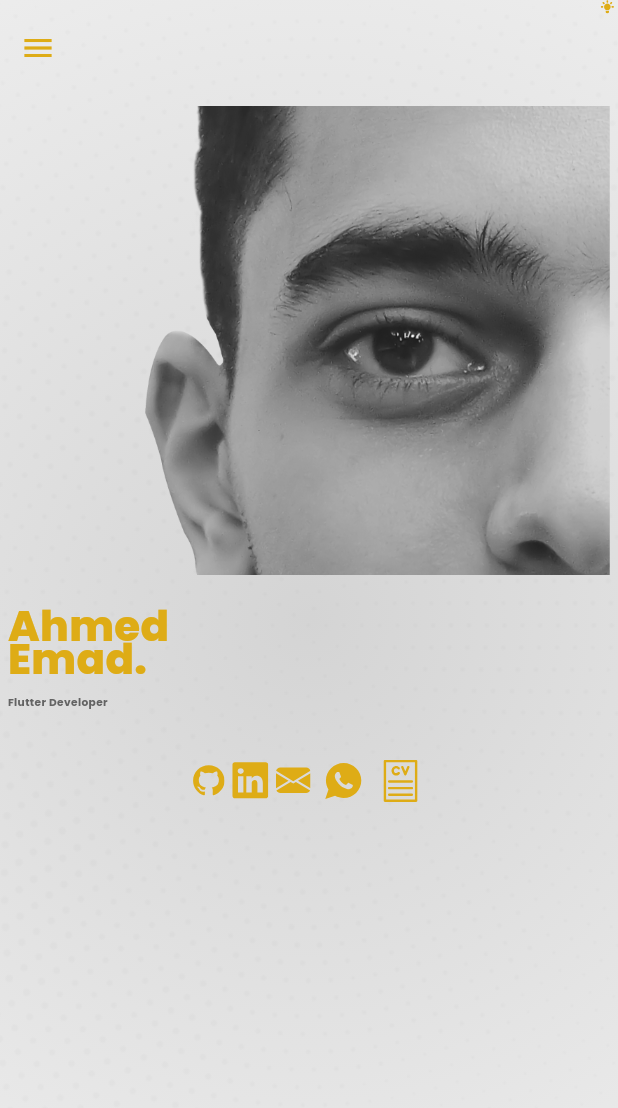
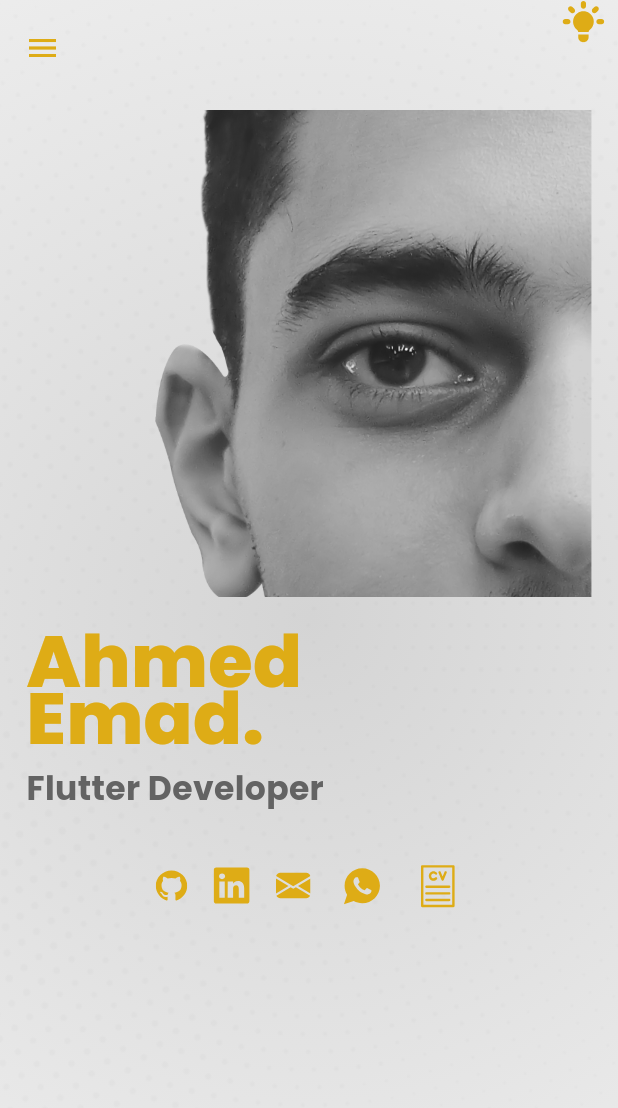
Before and after one commit to ahmed-emad30/ahmed_portfolio, a Flutter app: the screen it shows after launch, on a phone screen of 412 x 824 dp. Shown: the top 1108 px of the screen. Run offline on Flutter 3.47's test engine with Material 3 defaults, Android fonts, the light colour scheme and no system bars; drawn by our look-alikes of auto_size_text; our stand-ins replace cached_network_image, dio, dotted_border, equatable, flutter_bloc, flutter_screenutil and 12 more; missing offline and left inert: encrypt, safe_device, talker_dio_logger; project files that could hold a hidden picture were left out.

Commit message:
implement dynamic ScreenUtil design sizes and optimize mobile UI responsiveness across screens

```diff
--- a/lib/core/app/portfolio_app.dart
+++ b/lib/core/app/portfolio_app.dart
@@ -9,6 +9,7 @@
 import 'package:portfolio/core/app_themes/theme_logic/theme_cubit.dart';
 import 'package:portfolio/core/app_themes/themes/app_dark_theme.dart';
 import 'package:portfolio/core/app_themes/themes/app_light_theme.dart';
+import 'package:portfolio/core/utils/screen_size_utils.dart';
 import 'package:portfolio/core/widgets/app_screen_navigator.dart';
 import 'package:portfolio/features/home/presentation/home_screen/ui/home_screen.dart'
     show HomeScreen;
@@ -83,8 +84,21 @@
 
   @override
   Widget build(BuildContext context) {
+    return LayoutBuilder(
+      builder: (context, constraints) {
+        final view = View.of(context);
+        final fallbackWidth =
+            view.physicalSize.width / view.devicePixelRatio;
+        final width =
+            constraints.maxWidth > 0 ? constraints.maxWidth : fallbackWidth;
+        final designSize = ScreenSizeUtils.designSizeForWidth(width);
+        final sizeType = ScreenSizeUtils.getScreenSizeTypeFromWidth(width);
+
         return ScreenUtilInit(
-      designSize: const Size(1280, 843),
+          // Remount when crossing mobile / tablet / desktop so spacing and
+          // type scale match the Figma mobile (375×812) artboard on web.
+          key: ValueKey(sizeType),
+          designSize: designSize,
           ensureScreenSize: true,
           minTextAdapt: true,
           splitScreenMode: true,
@@ -103,5 +117,7 @@
             );
           },
         );
+      },
+    );
   }
 }
--- a/lib/core/utils/screen_size_utils.dart
+++ b/lib/core/utils/screen_size_utils.dart
@@ -7,6 +7,23 @@
   static const double tabletBreakpoint = 900.0;
   static const double desktopBreakpoint = 1200.0;
   static const double largeDesktopBreakpoint = 1800.0;
+
+  /// Figma mobile artboard size used when the viewport is mobile-width.
+  static const Size mobileDesignSize = Size(375, 812);
+
+  /// Tablet reference size for ScreenUtil scaling.
+  static const Size tabletDesignSize = Size(768, 1024);
+
+  /// Existing desktop design size used across the portfolio UI.
+  static const Size desktopDesignSize = Size(1280, 843);
+
+  /// Picks a ScreenUtil [designSize] so `.w` / `.h` / `.sp` match the
+  /// active layout band (especially important for mobile web at ~375px).
+  static Size designSizeForWidth(double width) {
+    if (width < mobileBreakpoint) return mobileDesignSize;
+    if (width < tabletBreakpoint) return tabletDesignSize;
+    return desktopDesignSize;
+  }
 
   /// Returns the current screen size type based on width
   static ScreenSizeType getScreenSizeType(BuildContext context) {
--- a/lib/core/widgets/app_screen_navigator.dart
+++ b/lib/core/widgets/app_screen_navigator.dart
@@ -65,6 +65,9 @@
             sliver: hasList
                 ? sliver
                 : SliverFillRemaining(
+                    // Allow nested scrollables (mobile ListView /
+                    // SingleChildScrollView bodies) to take over.
+                    hasScrollBody: true,
                     child: sliver,
                   ),
           ),
--- a/lib/features/portfolio/presentation/portfolio_screen/ui/widgets/portfolio_body.dart
+++ b/lib/features/portfolio/presentation/portfolio_screen/ui/widgets/portfolio_body.dart
@@ -280,7 +280,8 @@
     final size = compact ? 52.dm : 75.dm;
 
     return Padding(
-      padding: EdgeInsets.symmetric(horizontal: compact ? 8.w : 35.w),
+      // Flush to edges on mobile so arrows match Figma spaceBetween row.
+      padding: EdgeInsets.symmetric(horizontal: compact ? 0 : 35.w),
       child: GestureDetector(
         onTap: onTap,
         child: Container(
@@ -290,6 +291,7 @@
             horizontal: compact ? 12.w : 16.w,
             vertical: compact ? 14.h : 21.h,
           ),
+          alignment: Alignment.center,
           decoration: BoxDecoration(
             borderRadius: BorderRadius.circular(10.r),
             color: AppColors.containerBackground,
```
Also changed, not shown: lib/core/utils/responsive_values.dart (+7 -1 lines), lib/features/about/presentation/about_screen/ui/widgets/about_body.dart (+13 -4 lines), lib/features/skills/presentation/skills_screen/ui/widgets/skills_body.dart (+6 -1 lines). Lines whose indentation alone changed are shown as unchanged.
